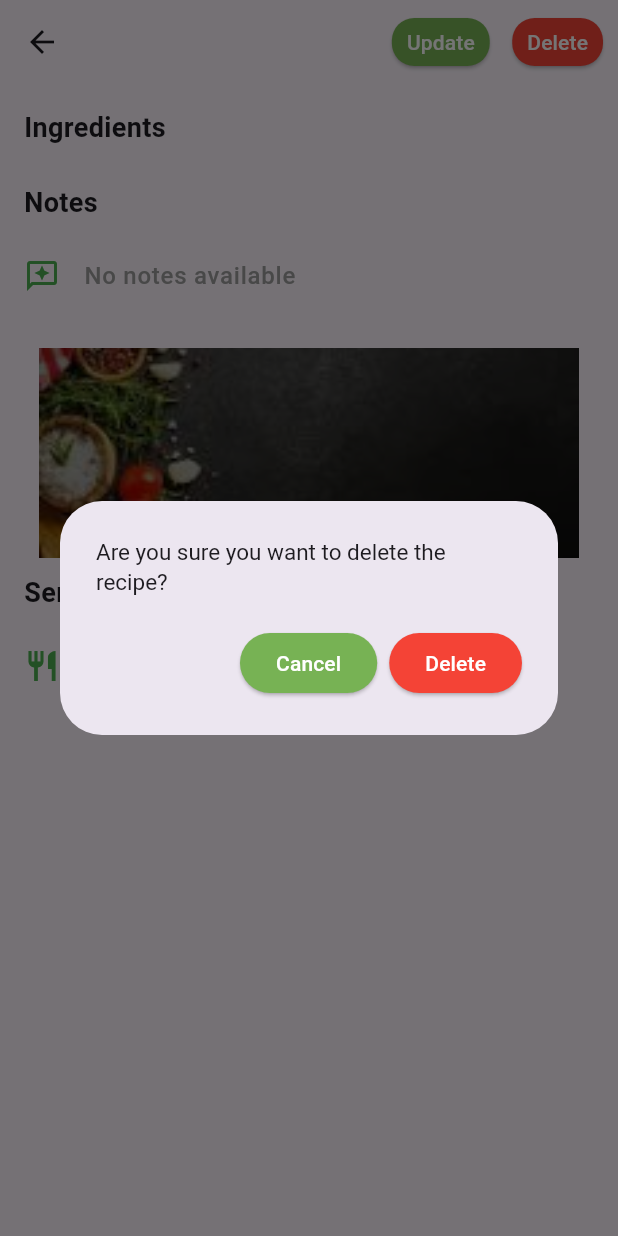
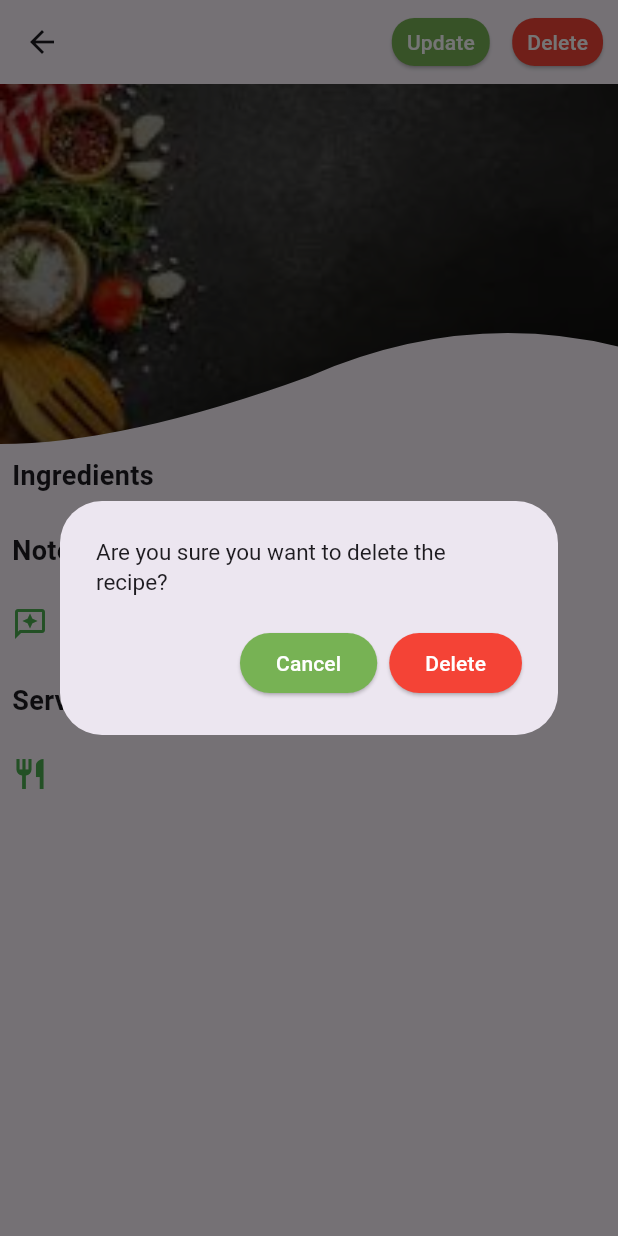
Before and after one commit to kambericecelia/my_recipes, a Flutter app: the RecipeDetails screen opened directly with empty values, after a tap on "Delete", on a phone screen of 412 x 824 dp. Run offline on Flutter 3.47's test engine with Material 3 defaults, Android fonts, the phone set to English and light mode, and no system bars; our stand-ins replace cloud_firestore, firebase_auth, firebase_core, firebase_storage, flutter_image_compress, fluttertoast and 1 more; accounts and stored records are empty.

Commit message:
small improvements

```diff
--- a/lib/components/recipe_card.dart
+++ b/lib/components/recipe_card.dart
@@ -3,7 +3,7 @@ import 'dart:io';
 import 'package:flutter/material.dart';
 import 'package:recipes_app/screens/widgets/recipe_details.dart';
 
-import '../screens/widgets/recipe_details_new.dart';
+import '../screens/widgets/recipe_details.dart';
 
 class RecipeCard extends StatelessWidget {
   final String? recipeId;
@@ -28,7 +28,7 @@ class RecipeCard extends StatelessWidget {
         Navigator.push(
             context,
             MaterialPageRoute(
-              builder: (context) => RecipeDetailsNew(
+              builder: (context) => RecipeDetails(
                 recipeId: recipeId,
                   title: title,
                   notes: notes,
--- a/lib/screens/widgets/recipe_details.dart
+++ b/lib/screens/widgets/recipe_details.dart
@@ -4,17 +4,16 @@ import 'package:recipes_app/screens/widgets/home.dart';
 import 'package:recipes_app/screens/widgets/add_recipe.dart';
 import 'package:recipes_app/services/recipe_service.dart';
 
+import '../../components/confirm_delete_dialog.dart';
 import '../../models/recipe.dart';
 
 class RecipeDetails extends StatelessWidget {
-
   final String? recipeId;
   final String title;
   final String notes;
   final String servings;
   final String? imageUrl;
   final List<String> ingredients;
-
 
   RecipeDetails({
     Key? key,
@@ -27,7 +26,6 @@ class RecipeDetails extends StatelessWidget {
   }) : super(key: key);
   static const String id = 'recipe_details';
   final RecipeService recipeService = RecipeService();
-
 
   @override
   Widget build(BuildContext context) {
@@ -62,37 +60,7 @@ class RecipeDetails extends StatelessWidget {
                 showDialog(
                     context: context,
                     builder: (context) {
-                      return AlertDialog(
-                        title: Text(
-                          "Are you sure you want to delete the recipe?",
-                          style: TextStyle(fontSize: 15),
-                        ),
-                        actions: [
-                          ElevatedButton(
-                            onPressed: () {
-                              Navigator.pop(context);
-                            },
-                            child: const Text("Cancel"),
-                            style: ElevatedButton.styleFrom(
-                              backgroundColor: ksecondaryColor,
-                              foregroundColor: Colors.white,
-                            ),
-                          ),
-                          ElevatedButton(
-                            onPressed: () async {
-                              if (recipeId != null) {
-                                await recipeService.deleteRecipe(recipeId!);
-                              }
-                              Navigator.pushNamed(context, HomePage.id);
-                            },
-                            child: const Text("Delete"),
-                            style: ElevatedButton.styleFrom(
-                              backgroundColor: Colors.red,
-                              foregroundColor: Colors.white,
-                            ),
-                          )
-                        ],
-                      );
+                      return ConfirmDeleteDialog(recipeId: recipeId);
                     });
               },
               label: Text("Delete"),
@@ -104,15 +72,41 @@ class RecipeDetails extends StatelessWidget {
                   shape: RoundedRectangleBorder(
                       borderRadius: BorderRadius.circular(15))),
             )),
-
       ]),
-      body: Padding(
-        padding: const EdgeInsets.all(16.0),
-        child: SingleChildScrollView(
+      body: SingleChildScrollView(
+        child: Column(
+          children: [
+            Column(
+              children: [
+                Opacity(
+                    opacity: 1,
+                    child: ClipPath(
+                      clipper: WaveClipper(),
+                      child: Container(
+                        height: 240,
+                        decoration: BoxDecoration(
+                          image: DecorationImage(
+                            colorFilter: ColorFilter.mode(
+                              Colors.black.withOpacity(0.35),
+                              BlendMode.multiply,
+                            ),
+                            image: imageUrl != ""
+                                ? NetworkImage(imageUrl!)
+                                : AssetImage('assets/food_background.jpeg')
+                                    as ImageProvider,
+                            fit: BoxFit.cover,
+                          ),
+                        ),
+                      ),
+                    )),
+              ],
+            ),
+            Padding(
+              padding: const EdgeInsets.all(8.0),
               child: Column(
                 crossAxisAlignment: CrossAxisAlignment.start,
                 children: [
-          // Ingredients Section
+
                   Text(
                     "Ingredients",
                     style: TextStyle(fontSize: 18, fontWeight: FontWeight.bold),
@@ -120,11 +114,13 @@ class RecipeDetails extends StatelessWidget {
                   SizedBox(height: 8),
                   ListView.builder(
                     shrinkWrap: true,
-            physics: NeverScrollableScrollPhysics(), // Prevent nested scrolling issues
+                    physics:
+                        NeverScrollableScrollPhysics(), // Prevent nested scrolling issues
                     itemCount: ingredients.length,
                     itemBuilder: (context, index) {
                       return ListTile(
-                contentPadding: EdgeInsets.symmetric(vertical: 0, horizontal: 5),
+                        contentPadding:
+                            EdgeInsets.symmetric(vertical: 0, horizontal: 5),
                         leading: Icon(
                           Icons.check_circle_outline,
                           color: Colors.green,
@@ -169,24 +165,6 @@ class RecipeDetails extends StatelessWidget {
 
                   // Servings Section
                   SizedBox(height: 10),
-          Container(
-            margin: EdgeInsets.symmetric(horizontal: 10, vertical: 10),
-            width: MediaQuery.of(context).size.width,
-            height: 140,
-            decoration: BoxDecoration(
-              image: DecorationImage(
-                colorFilter: ColorFilter.mode(
-                  Colors.black.withOpacity(0.35),
-                  BlendMode.multiply,
-                ),
-                image: imageUrl != ""
-                    ? NetworkImage(imageUrl!)
-                    : AssetImage('assets/food_background.jpeg')
-                as ImageProvider,
-                fit: BoxFit.cover,
-              ),
-            ),
-          ),
                   Text(
                     "Servings",
                     style: TextStyle(fontSize: 18, fontWeight: FontWeight.bold),
@@ -210,8 +188,48 @@ class RecipeDetails extends StatelessWidget {
                 ],
               ),
             ),
-
+          ],
+        ),
       ),
     );
   }
 }
+
+class WaveClipper extends CustomClipper<Path> {
+  @override
+  Path getClip(Size size) {
+    debugPrint(size.width.toString());
+    var path = Path();
+    path.lineTo(0, size.height); // Start at the bottom-left corner
+
+    // Create a smooth curve resembling a bowl
+    var firstControlPoint = Offset(size.width / 5, size.height);
+    var firstEndPoint = Offset(size.width * 0.5, size.height - 45);
+    path.quadraticBezierTo(
+      firstControlPoint.dx,
+      firstControlPoint.dy,
+      firstEndPoint.dx,
+      firstEndPoint.dy,
+    );
+
+    var secondControlPoint = Offset(size.width * 0.75, size.height - 90);
+    var secondEndPoint = Offset(size.width, size.height - 65);
+    path.quadraticBezierTo(
+      secondControlPoint.dx,
+      secondControlPoint.dy,
+      secondEndPoint.dx,
+      secondEndPoint.dy,
+    );
+
+    path.lineTo(size.width, 0); // Top-right corner
+    path.close(); // Complete the path
+
+    return path;
+  }
+
+  @override
+  bool shouldReclip(covariant WaveClipper oldClipper) {
+    // TODO: implement shouldReclip
+    return true;
+  }
+}
```
Also changed, not shown: lib/screens/widgets/recipe_details_new.dart (deleted, +0 -254 lines), 1 other file. Lines whose indentation alone changed are shown as unchanged.
